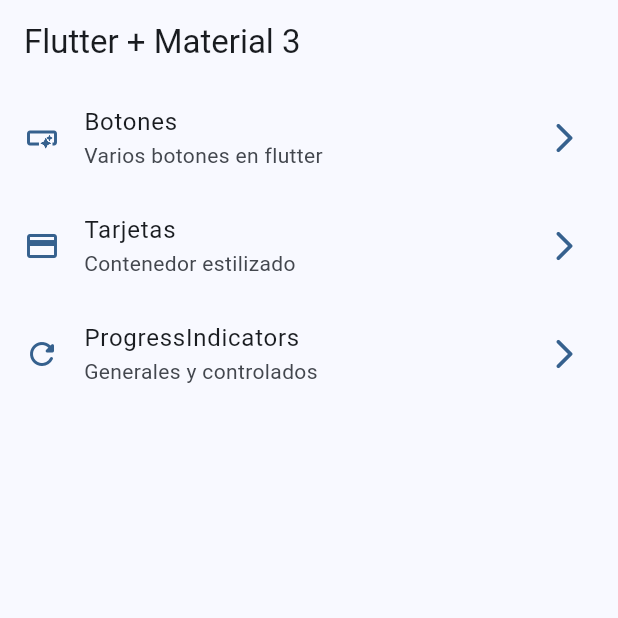
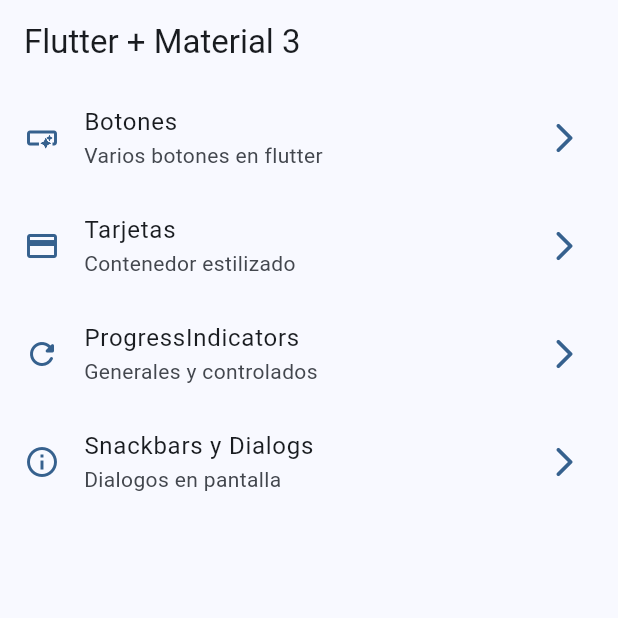
Before and after one commit to garguidevsw/widgets_app_flutter, a Flutter app: the screen it shows after launch, on a phone screen of 412 x 824 dp, the top half of it. Run offline on Flutter 3.47's test engine with Material 2 defaults, Android fonts, the phone set to English and light mode, and no system bars; our stand-ins replace go_router.

Commit message:
add snackbars y dialogs

```diff
--- a/lib/config/menu/menu_items.dart
+++ b/lib/config/menu/menu_items.dart
@@ -33,4 +33,10 @@ const appMenuItems = <MenuItem>[
     link: '/progress',
     icon: Icons.refresh_rounded,
   ),
+  MenuItem(
+    title: 'Snackbars y Dialogs',
+    subTitle: 'Dialogos en pantalla',
+    link: '/snackbars',
+    icon: Icons.info_outline,
+  ),
 ];
--- a/lib/config/router/app_router.dart
+++ b/lib/config/router/app_router.dart
@@ -25,5 +25,10 @@ final appRouter = GoRouter(
       name: ProgressScreen.name,
       builder: (context, state) => const ProgressScreen(),
     ),
+    GoRoute(
+      path: '/snackbars',
+      name: SnackbarScreen.name,
+      builder: (context, state) => const SnackbarScreen(),
+    ),
   ],
 );
--- a/lib/main.dart
+++ b/lib/main.dart
@@ -12,6 +12,7 @@ class MainApp extends StatelessWidget {
   @override
   Widget build(BuildContext context) {
     return MaterialApp.router(
+      title: 'Flutter Widgets',
       debugShowCheckedModeBanner: false,
       theme: AppTheme(selectedColor: 0).getTheme(),
       routerConfig: appRouter,
```
Also changed, not shown: lib/presentation/screens/snackbar/snackbar_screen.dart (+65 -1 lines).
